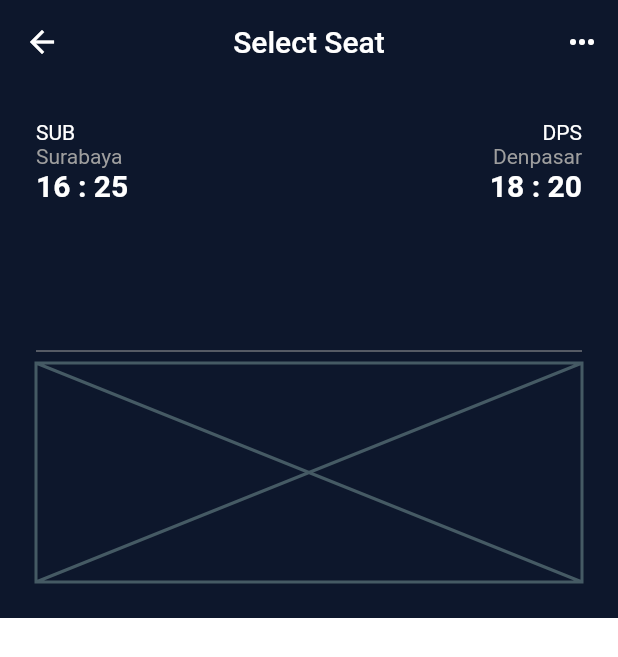
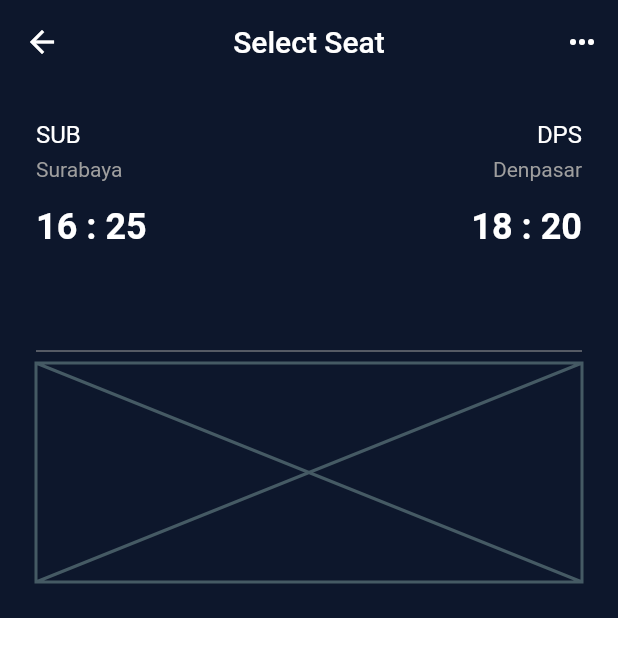
Before and after one commit to JAICHANGPARK/flutter_notebook_chapter_29, a Flutter app: the FlightBookingSelectPage screen opened directly, on a phone screen of 412 x 824 dp. Shown: the top 657 px of the screen. Run offline on Flutter 3.47's test engine with Material 2 defaults, Android fonts, the phone set to English and light mode, and no system bars.

Commit message:
Update flight_booking_select_page.dart

```diff
--- a/lib/ep1465_flight_booking_app/view/flight_booking_select_page.dart
+++ b/lib/ep1465_flight_booking_app/view/flight_booking_select_page.dart
@@ -54,18 +54,21 @@ class _FlightBookingSelectPageState extends State<FlightBookingSelectPage> {
                                               "SUB",
                                               style: TextStyle(
                                                 color: Colors.white,
+                                                fontSize: 16,
                                               ),
                                             ),
+                                            SizedBox(height: 6,),
                                             Text(
                                               "Surabaya",
                                               style: TextStyle(
                                                 color: Colors.grey,
                                               ),
                                             ),
+                                            SizedBox(height: 16,),
                                             Text(
                                               "16 : 25",
                                               style: TextStyle(
-                                                fontSize: 20,
+                                                fontSize: 24,
                                                 fontWeight: FontWeight.bold,
                                                 color: Colors.white,
                                               ),
@@ -83,18 +86,21 @@ class _FlightBookingSelectPageState extends State<FlightBookingSelectPage> {
                                               "DPS",
                                               style: TextStyle(
                                                 color: Colors.white,
+                                                fontSize: 16,
                                               ),
                                             ),
+                                            SizedBox(height: 6,),
                                             Text(
                                               "Denpasar",
                                               style: TextStyle(
                                                 color: Colors.grey,
                                               ),
                                             ),
+                                            SizedBox(height: 16,),
                                             Text(
                                               "18 : 20",
                                               style: TextStyle(
-                                                fontSize: 20,
+                                                fontSize: 24,
                                                 fontWeight: FontWeight.bold,
                                                 color: Colors.white,
                                               ),
```
